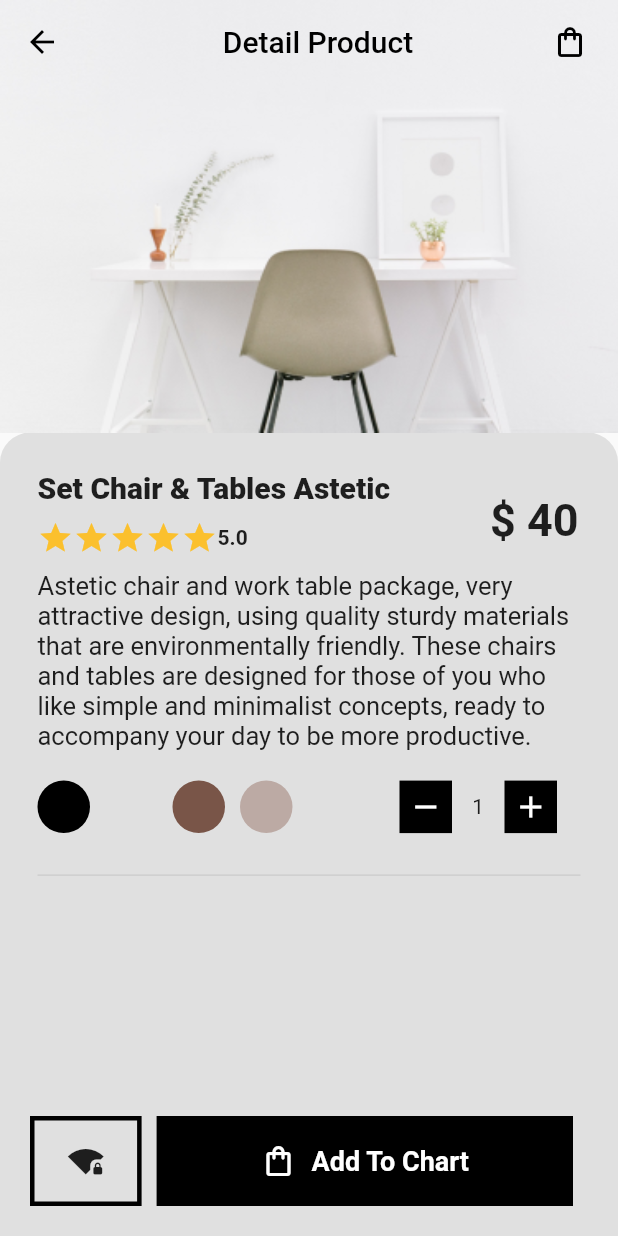
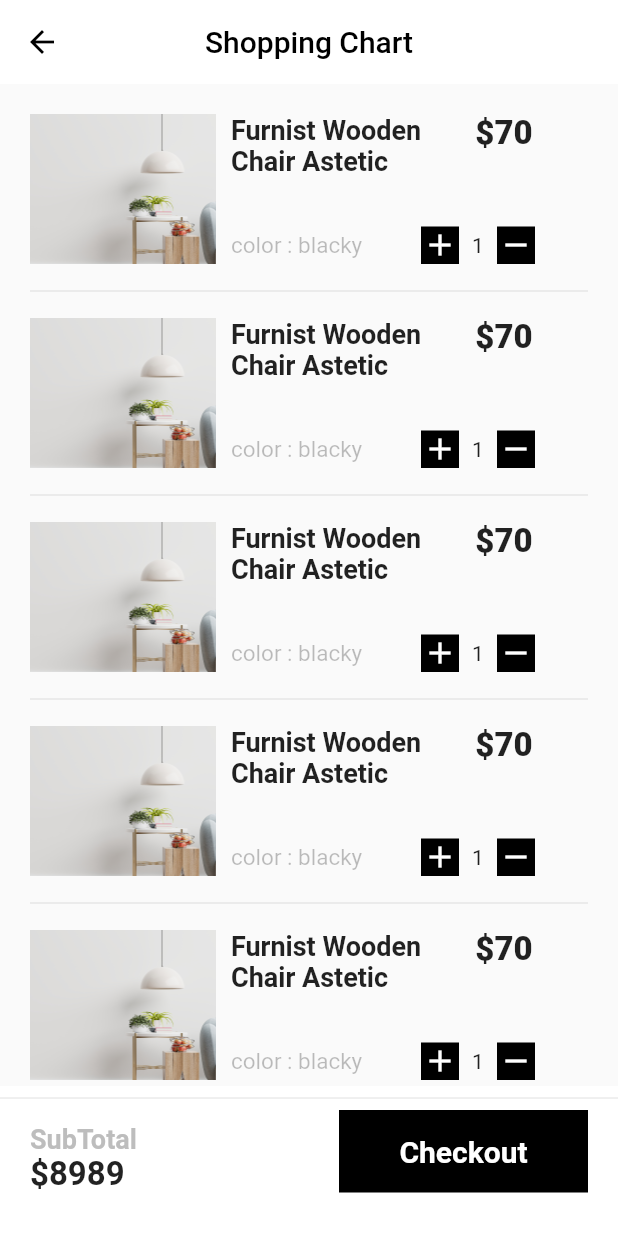
Before and after one commit to suryajayantara/furnist_flutter, a Flutter app: the screen it shows after launch, on a phone screen of 412 x 824 dp. Run offline on Flutter 3.47's test engine with Material 2 defaults, Android fonts, the phone set to English and light mode, and no system bars; our stand-ins replace get.

Commit message:
:bug: cartlist

```diff
--- a/lib/main.dart
+++ b/lib/main.dart
@@ -1,4 +1,5 @@
 import 'package:flutter/material.dart';
+import 'package:furnist_app/screens/cart.dart';
 import 'package:furnist_app/screens/detail.dart';
 import 'package:furnist_app/screens/home.dart';
 import 'package:furnist_app/screens/login.dart';
@@ -17,7 +18,7 @@ class MyApp extends StatelessWidget {
   @override
   Widget build(BuildContext context) {
     return GetMaterialApp(
-      home: DetailPage(),
+      home: CartPage(),
       debugShowCheckedModeBanner: false,
     );
   }
--- /dev/null
+++ b/lib/screens/cart.dart
@@ -0,0 +1,93 @@
+import 'package:flutter/material.dart';
+import 'package:furnist_app/widgets/components/cart_card.dart';
+import 'package:furnist_app/widgets/components/solid_btn.dart';
+import 'package:get/get.dart';
+
+class CartPage extends StatelessWidget {
+  const CartPage({Key? key}) : super(key: key);
+
+  @override
+  Widget build(BuildContext context) {
+    return Scaffold(
+      appBar: AppBar(
+        elevation: 0.0,
+        backgroundColor: Colors.white,
+        centerTitle: true,
+        leading: GestureDetector(
+            child: Icon(
+          Icons.arrow_back,
+          color: Colors.black,
+        )),
+        title: Text(
+          'Shopping Chart',
+          style: TextStyle(color: Colors.black),
+        ),
+      ),
+      body: Stack(
+        children: [
+          Container(
+            margin: EdgeInsets.symmetric(horizontal: 20.0, vertical: 10.0),
+            child: ListView(
+              children: [
+                CartCard(),
+                Divider(),
+                CartCard(),
+                Divider(),
+                CartCard(),
+                Divider(),
+                CartCard(),
+                Divider(),
+                CartCard(),
+                Divider(),
+              ],
+            ),
+          ),
+          Positioned(
+              bottom: 0,
+              child: Container(
+                child: Column(
+                  children: [
+                    Divider(),
+                    Row(
+                      children: [
+                        Expanded(
+                          flex: 2,
+                          child: Container(
+                            margin: EdgeInsets.symmetric(horizontal: 20.0),
+                            child: Column(
+                              crossAxisAlignment: CrossAxisAlignment.start,
+                              children: [
+                                Text(
+                                  "SubTotal",
+                                  style: TextStyle(
+                                      color: Colors.grey[400],
+                                      fontSize: 18,
+                                      fontWeight: FontWeight.w600),
+                                ),
+                                Text("\$8989",
+                                    style: TextStyle(
+                                        fontSize: 22,
+                                        fontWeight: FontWeight.w700))
+                              ],
+                            ),
+                          ),
+                        ),
+                        Expanded(
+                          flex: 2,
+                          child: SolidBtn(
+                            title: "Checkout",
+                          ),
+                        )
+                      ],
+                    )
+                  ],
+                ),
+                height: 100,
+                width: Get.width,
+                color: Colors.white,
+              ))
+        ],
+      ),
+    );
+  }
+}
--- /dev/null
+++ b/lib/widgets/components/cart_card.dart
@@ -0,0 +1,104 @@
+import 'package:flutter/material.dart';
+
+class CartCard extends StatelessWidget {
+  const CartCard({Key? key}) : super(key: key);
+
+  @override
+  Widget build(BuildContext context) {
+    return Container(
+      margin: EdgeInsets.symmetric(vertical: 10.0),
+      height: 100,
+      child: Row(
+        children: [
+          Expanded(
+            flex: 3,
+            child: Container(
+              height: 150,
+              child: Image(
+                image: AssetImage(
+                  'assets/carousel/carousel-1.png',
+                ),
+                fit: BoxFit.cover,
+              ),
+            ),
+          ),
+          Expanded(
+            flex: 6,
+            child: Container(
+              margin: EdgeInsets.symmetric(vertical: 0, horizontal: 10.0),
+              height: 100,
+              child: Column(
+                children: [
+                  Row(
+                    crossAxisAlignment: CrossAxisAlignment.start,
+                    children: [
+                      Expanded(
+                        flex: 4,
+                        child: Text(
+                          "Furnist Wooden Chair Astetic",
+                          style: TextStyle(
+                              fontSize: 18, fontWeight: FontWeight.w700),
+                        ),
+                      ),
+                      Spacer(),
+                      Expanded(
+                          flex: 2,
+                          child: Text(
+                            "\$70",
+                            style: TextStyle(
+                                fontSize: 22, fontWeight: FontWeight.w800),
+                          ))
+                    ],
+                  ),
+                  Spacer(),
+                  Row(
+                    children: [
+                      Expanded(
+                        flex: 4,
+                        child: Text(
+                          "color : blacky",
+                          style: TextStyle(
+                            fontSize: 15,
+                            color: Colors.black26,
+                          ),
+                        ),
+                      ),
+                      Spacer(),
+                      Expanded(
+                        child: Container(
+                          width: 25,
+                          height: 25,
+                          decoration: BoxDecoration(color: Colors.black),
+                          child: Icon(
+                            Icons.add,
+                            color: Colors.white,
+                          ),
+                        ),
+                      ),
+                      Expanded(
+                          child: Center(
+                        child: Text("1"),
+                      )),
+                      Expanded(
+                        child: Container(
+                          width: 25,
+                          height: 25,
+                          decoration: BoxDecoration(color: Colors.black),
+                          child: Icon(
+                            Icons.remove,
+                            color: Colors.white,
+                          ),
+                        ),
+                      ),
+                      Spacer()
+                    ],
+                  ),
+                ],
+              ),
+            ),
+          ),
+        ],
+      ),
+    );
+  }
+}
```
Also changed, not shown: lib/screens/testing.dart (added, +207 -0 lines).
